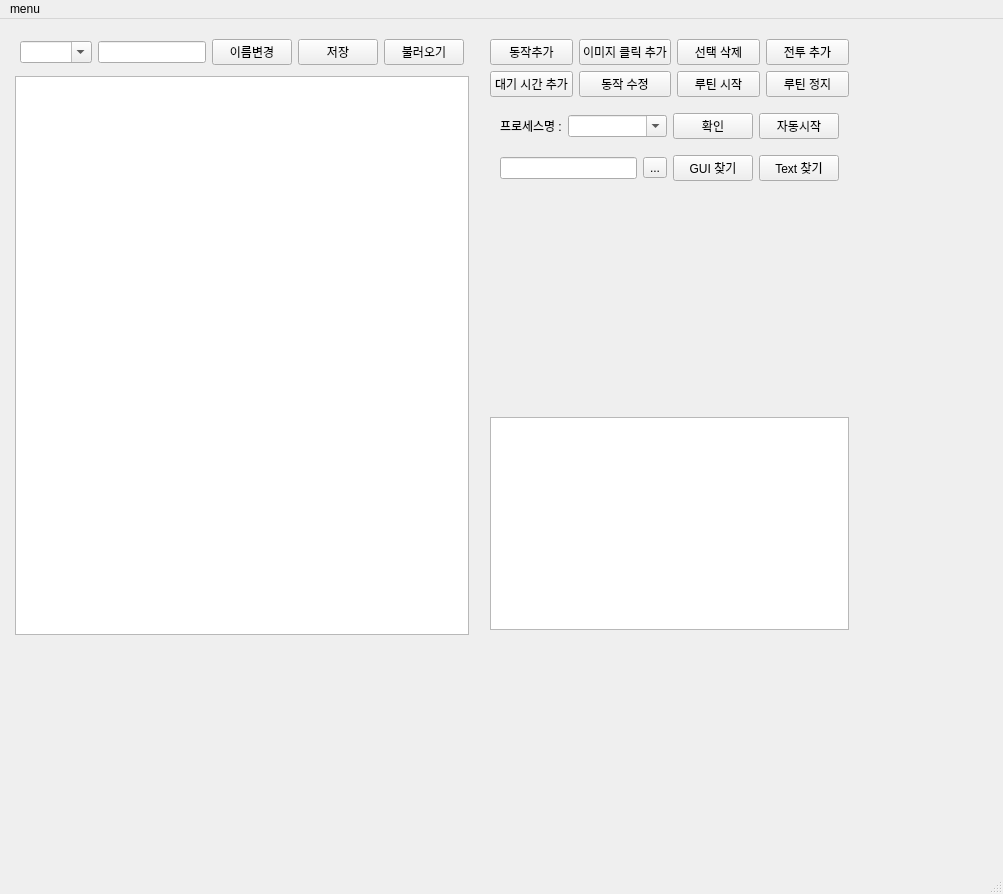
Old version of the form main_window.ui in the repository eglabsid/AutonomousQA_Tool.
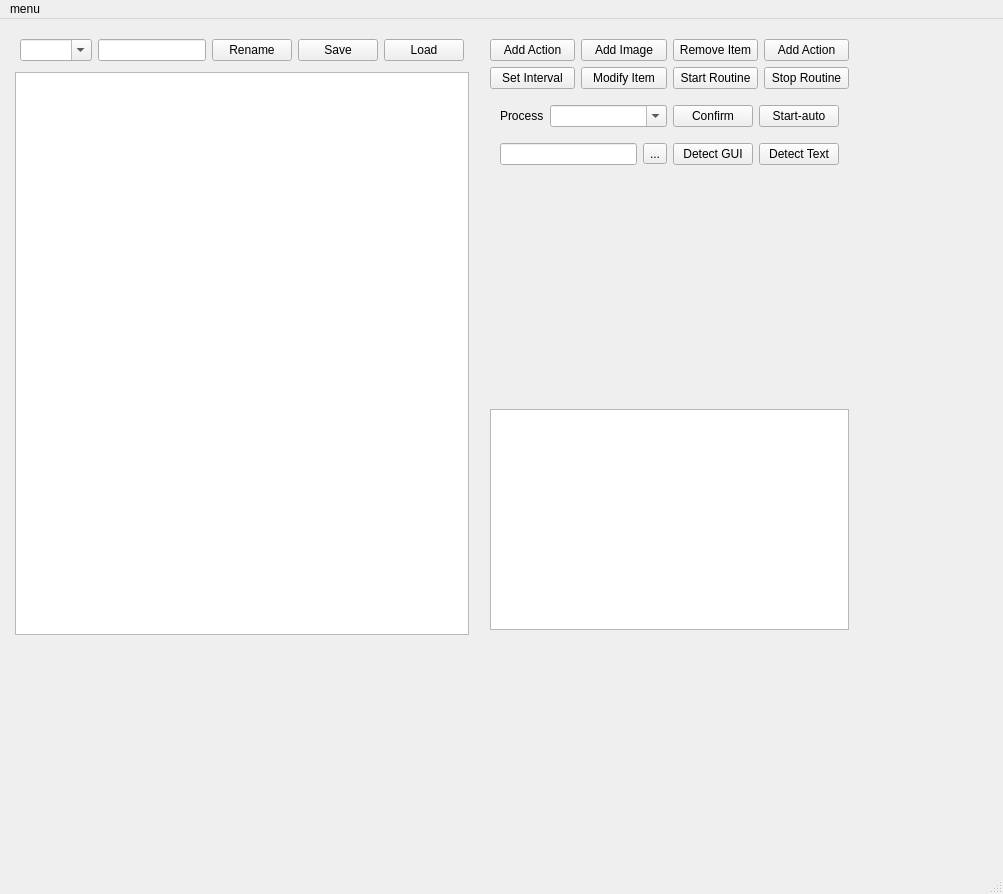
New version of the form. Icons and pictures are not drawn.

Commit message: [Update] RAAI re-form

Patch:
```diff
--- a/main_window.ui
+++ b/main_window.ui
@@ -98,21 +98,21 @@
            <item>
             <widget class="QPushButton" name="name_button">
              <property name="text">
-              <string>이름변경</string>
+              <string>Rename</string>
              </property>
             </widget>
            </item>
            <item>
             <widget class="QPushButton" name="save_button">
              <property name="text">
-              <string>저장</string>
+              <string>Save</string>
              </property>
             </widget>
            </item>
            <item>
             <widget class="QPushButton" name="load_button">
              <property name="text">
-              <string>불러오기</string>
+              <string>Load</string>
              </property>
             </widget>
            </item>
@@ -175,28 +175,28 @@
              <item row="0" column="1">
               <widget class="QPushButton" name="pushButton_1">
                <property name="text">
-                <string>이미지 클릭 추가</string>
+                <string>Add Image</string>
                </property>
               </widget>
              </item>
              <item row="0" column="3">
               <widget class="QPushButton" name="pushButton_3">
                <property name="text">
-                <string>전투 추가</string>
+                <string>Add Action</string>
                </property>
               </widget>
              </item>
              <item row="2" column="1">
               <widget class="QPushButton" name="pushButton_5">
                <property name="text">
-                <string>동작 수정</string>
+                <string>Modify Item</string>
                </property>
               </widget>
              </item>
              <item row="2" column="2">
               <widget class="QPushButton" name="pushButton_6">
                <property name="text">
-                <string>루틴 시작</string>
+                <string>Start Routine</string>
                </property>
               </widget>
              </item>
@@ -206,28 +206,28 @@
                 <bool>true</bool>
                </property>
                <property name="text">
-                <string>동작추가</string>
+                <string>Add Action</string>
                </property>
               </widget>
              </item>
              <item row="2" column="3">
               <widget class="QPushButton" name="pushButton_7">
                <property name="text">
-                <string>루틴 정지</string>
+                <string>Stop Routine</string>
                </property>
               </widget>
              </item>
              <item row="2" column="0">
               <widget class="QPushButton" name="pushButton_4">
                <property name="text">
-                <string>대기 시간 추가</string>
+                <string>Set Interval</string>
                </property>
               </widget>
              </item>
              <item row="0" column="2">
               <widget class="QPushButton" name="pushButton_2">
                <property name="text">
-                <string>선택 삭제</string>
+                <string>Remove Item</string>
                </property>
               </widget>
              </item>
@@ -270,7 +270,7 @@
                   </sizepolicy>
                  </property>
                  <property name="text">
-                  <string>프로세스명 :</string>
+                  <string>Process</string>
                  </property>
                 </widget>
                </item>
@@ -290,7 +290,7 @@
                <item>
                 <widget class="QPushButton" name="confirm_process">
                  <property name="text">
-                  <string>확인</string>
+                  <string>Confirm</string>
                  </property>
                  <property name="checkable">
                   <bool>false</bool>
@@ -306,7 +306,7 @@
                <item>
                 <widget class="QPushButton" name="auto_play">
                  <property name="text">
-                  <string>자동시작</string>
+                  <string>Start-auto</string>
                  </property>
                 </widget>
                </item>
@@ -342,7 +342,7 @@
                   <bool>true</bool>
                  </property>
                  <property name="text">
-                  <string>GUI 찾기</string>
+                  <string>Detect GUI</string>
                  </property>
                  <property name="checkable">
                   <bool>false</bool>
@@ -352,7 +352,7 @@
                <item>
                 <widget class="QPushButton" name="ocr_search">
                  <property name="text">
-                  <string>Text 찾기</string>
+                  <string>Detect Text</string>
                  </property>
                 </widget>
                </item>
@@ -363,7 +363,7 @@
            <item>
             <widget class="QLabel" name="gui_result">
              <property name="sizePolicy">
-              <sizepolicy hsizetype="Preferred" vsizetype="Expanding">
+              <sizepolicy hsizetype="Expanding" vsizetype="Expanding">
                <horstretch>0</horstretch>
                <verstretch>0</verstretch>
               </sizepolicy>
```
The commit also changes 2 other files.
